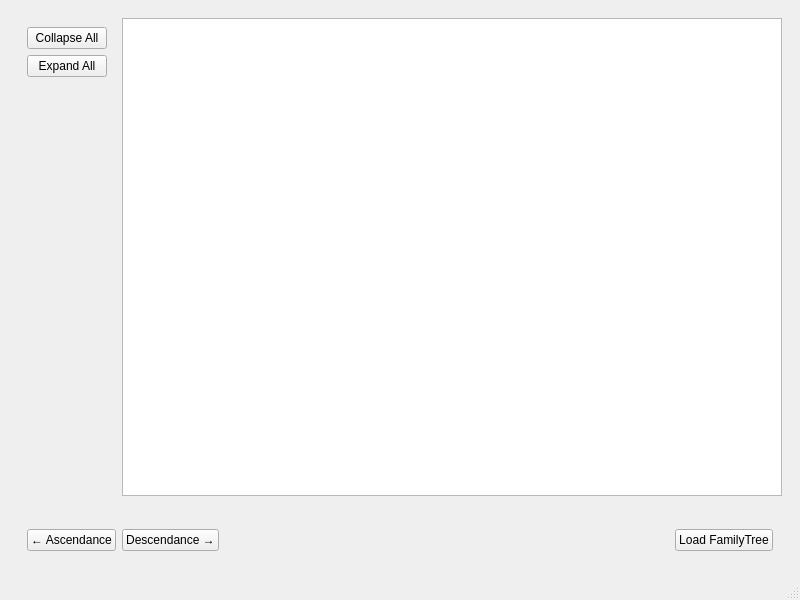
D-Berdeja-Suarez/FamilyTree, file UI/TreeViewer/treeviewer.ui: the form before one commit.
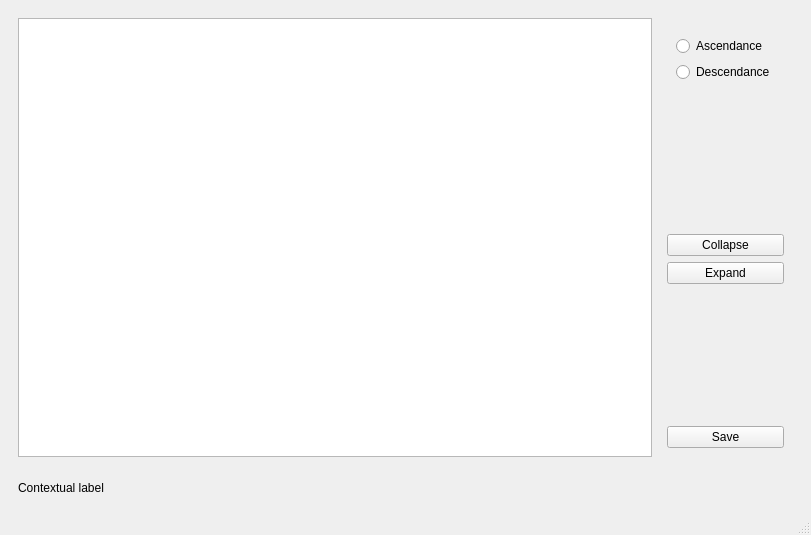
The form after the commit.

```diff
--- a/UI/TreeViewer/treeviewer.ui
+++ b/UI/TreeViewer/treeviewer.ui
@@ -6,8 +6,8 @@
    <rect>
     <x>0</x>
     <y>0</y>
-    <width>800</width>
-    <height>600</height>
+    <width>811</width>
+    <height>535</height>
    </rect>
   </property>
   <property name="windowTitle">
@@ -18,20 +18,65 @@
     <item>
      <widget class="QWidget" name="widget" native="true">
       <layout class="QHBoxLayout" name="horizontalLayout_3">
+       <item>
+        <widget class="QTreeView" name="treeView"/>
+       </item>
        <item>
         <widget class="QWidget" name="widget_5" native="true">
          <layout class="QVBoxLayout" name="verticalLayout_3">
+          <item>
+           <widget class="QWidget" name="widget_8" native="true">
+            <property name="layoutDirection">
+             <enum>Qt::LayoutDirection::RightToLeft</enum>
+            </property>
+            <layout class="QVBoxLayout" name="verticalLayout_4">
+             <item>
+              <widget class="QRadioButton" name="rb_desc">
+               <property name="layoutDirection">
+                <enum>Qt::LayoutDirection::LeftToRight</enum>
+               </property>
+               <property name="text">
+                <string>Ascendance</string>
+               </property>
+              </widget>
+             </item>
+             <item>
+              <widget class="QRadioButton" name="rb_asc">
+               <property name="layoutDirection">
+                <enum>Qt::LayoutDirection::LeftToRight</enum>
+               </property>
+               <property name="text">
+                <string>Descendance</string>
+               </property>
+              </widget>
+             </item>
+            </layout>
+           </widget>
+          </item>
+          <item>
+           <spacer name="verticalSpacer_2">
+            <property name="orientation">
+             <enum>Qt::Orientation::Vertical</enum>
+            </property>
+            <property name="sizeHint" stdset="0">
+             <size>
+              <width>20</width>
+              <height>40</height>
+             </size>
+            </property>
+           </spacer>
+          </item>
           <item>
            <widget class="QPushButton" name="pb_collapse_all">
             <property name="text">
-             <string>Collapse All</string>
+             <string>Collapse</string>
             </property>
            </widget>
           </item>
           <item>
            <widget class="QPushButton" name="pb_expand_all">
             <property name="text">
-             <string>Expand All</string>
+             <string>Expand</string>
             </property>
            </widget>
           </item>
@@ -48,58 +93,10 @@
             </property>
            </spacer>
           </item>
-         </layout>
-        </widget>
-       </item>
-       <item>
-        <widget class="QTreeView" name="treeView"/>
-       </item>
-      </layout>
-     </widget>
-    </item>
-    <item>
-     <widget class="QWidget" name="widget_2" native="true">
-      <layout class="QHBoxLayout" name="horizontalLayout">
-       <item>
-        <widget class="QWidget" name="widget_3" native="true">
-         <layout class="QHBoxLayout" name="horizontalLayout_2">
-          <item>
-           <widget class="QPushButton" name="pb_ascendance">
-            <property name="text">
-             <string>← Ascendance</string>
-            </property>
-           </widget>
-          </item>
-          <item>
-           <widget class="QPushButton" name="pb_descendance">
-            <property name="text">
-             <string>Descendance →</string>
-            </property>
-           </widget>
-          </item>
-          <item>
-           <spacer name="horizontalSpacer">
-            <property name="orientation">
-             <enum>Qt::Orientation::Horizontal</enum>
-            </property>
-            <property name="sizeHint" stdset="0">
-             <size>
-              <width>40</width>
-              <height>20</height>
-             </size>
-            </property>
-           </spacer>
-          </item>
-         </layout>
-        </widget>
-       </item>
-       <item>
-        <widget class="QWidget" name="widget_4" native="true">
-         <layout class="QVBoxLayout" name="verticalLayout_2">
           <item>
            <widget class="QPushButton" name="pb_load">
             <property name="text">
-             <string>Load FamilyTree</string>
+             <string>Save</string>
             </property>
            </widget>
           </item>
@@ -109,6 +106,19 @@
       </layout>
      </widget>
     </item>
+    <item>
+     <widget class="QWidget" name="widget_2" native="true">
+      <layout class="QVBoxLayout" name="verticalLayout_2">
+       <item>
+        <widget class="QLabel" name="lab_contextual">
+         <property name="text">
+          <string>Contextual label</string>
+         </property>
+        </widget>
+       </item>
+      </layout>
+     </widget>
+    </item>
    </layout>
   </widget>
   <widget class="QMenuBar" name="menubar">
```
Left out of the diff: 2 changed lines with no effect on the pictures.
